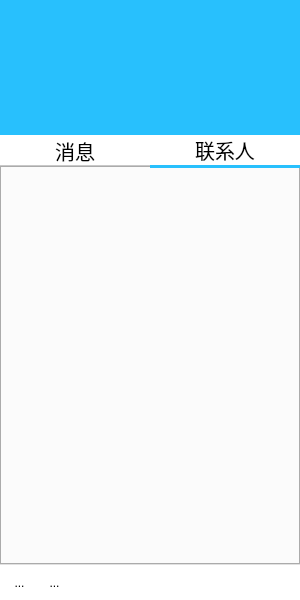
First picture: the form in QQClient/maininterface.ui, repository Fantasy714/-Qt5-C-S-QQ-, before the edit.
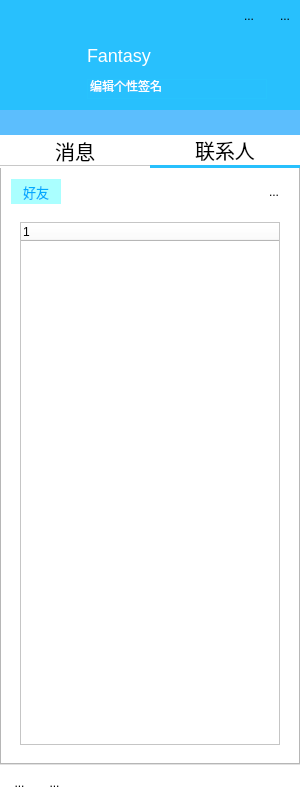
Second picture: the form after the edit. Icons and pictures are not drawn.

```diff
--- a/QQClient/maininterface.ui
+++ b/QQClient/maininterface.ui
@@ -7,7 +7,7 @@
     <x>0</x>
     <y>0</y>
     <width>300</width>
-    <height>600</height>
+    <height>800</height>
    </rect>
   </property>
   <property name="minimumSize">
@@ -46,7 +46,7 @@
      <number>0</number>
     </property>
     <item>
-     <widget class="QWidget" name="widget" native="true">
+     <widget class="QWidget" name="HeadWidget" native="true">
       <property name="minimumSize">
        <size>
         <width>0</width>
@@ -65,6 +65,420 @@
 	background-color:rgb(40, 192, 253);
 }</string>
       </property>
+      <layout class="QVBoxLayout" name="verticalLayout_3">
+       <property name="leftMargin">
+        <number>0</number>
+       </property>
+       <property name="topMargin">
+        <number>0</number>
+       </property>
+       <property name="rightMargin">
+        <number>0</number>
+       </property>
+       <property name="bottomMargin">
+        <number>0</number>
+       </property>
+       <item>
+        <widget class="QWidget" name="widget_2" native="true">
+         <layout class="QHBoxLayout" name="horizontalLayout_2">
+          <property name="leftMargin">
+           <number>0</number>
+          </property>
+          <property name="topMargin">
+           <number>0</number>
+          </property>
+          <property name="rightMargin">
+           <number>0</number>
+          </property>
+          <property name="bottomMargin">
+           <number>0</number>
+          </property>
+          <item>
+           <widget class="QLabel" name="LogLab">
+            <property name="minimumSize">
+             <size>
+              <width>25</width>
+              <height>25</height>
+             </size>
+            </property>
+            <property name="maximumSize">
+             <size>
+              <width>25</width>
+              <height>25</height>
+             </size>
+            </property>
+            <property name="text">
+             <string/>
+            </property>
+            <property name="pixmap">
+             <pixmap resource="lib.qrc">:/lib/Loge.png</pixmap>
+            </property>
+            <property name="scaledContents">
+             <bool>true</bool>
+            </property>
+           </widget>
+          </item>
+          <item>
+           <spacer name="horizontalSpacer_2">
+            <property name="orientation">
+             <enum>Qt::Horizontal</enum>
+            </property>
+            <property name="sizeHint" stdset="0">
+             <size>
+              <width>319</width>
+              <height>20</height>
+             </size>
+            </property>
+           </spacer>
+          </item>
+          <item>
+           <widget class="QToolButton" name="MiniBtn_2">
+            <property name="minimumSize">
+             <size>
+              <width>30</width>
+              <height>30</height>
+             </size>
+            </property>
+            <property name="maximumSize">
+             <size>
+              <width>30</width>
+              <height>30</height>
+             </size>
+            </property>
+            <property name="focusPolicy">
+             <enum>Qt::ClickFocus</enum>
+            </property>
+            <property name="toolTip">
+             <string>个性装扮</string>
+            </property>
+            <property name="toolTipDuration">
+             <number>-1</number>
+            </property>
+            <property name="styleSheet">
+             <string notr="true">QToolButton:hover
+{
+	background-color:rgba(200, 200, 200,85);
+}
+QToolButton:pressed
+{
+	background-color:rgba(220,220,220,85);
+}
+</string>
+            </property>
+            <property name="text">
+             <string/>
+            </property>
+            <property name="icon">
+             <iconset resource="lib.qrc">
+              <normaloff>:/lib/close.png</normaloff>:/lib/close.png</iconset>
+            </property>
+            <property name="iconSize">
+             <size>
+              <width>18</width>
+              <height>18</height>
+             </size>
+            </property>
+            <property name="autoRaise">
+             <bool>true</bool>
+            </property>
+           </widget>
+          </item>
+          <item>
+           <widget class="QToolButton" name="MiniBtn">
+            <property name="minimumSize">
+             <size>
+              <width>30</width>
+              <height>30</height>
+             </size>
+            </property>
+            <property name="maximumSize">
+             <size>
+              <width>30</width>
+              <height>30</height>
+             </size>
+            </property>
+            <property name="focusPolicy">
+             <enum>Qt::ClickFocus</enum>
+            </property>
+            <property name="toolTip">
+             <string>最小化</string>
+            </property>
+            <property name="toolTipDuration">
+             <number>-1</number>
+            </property>
+            <property name="styleSheet">
+             <string notr="true">QToolButton:hover
+{
+	background-color:rgba(200, 200, 200,85);
+}
+QToolButton:pressed
+{
+	background-color:rgba(220,220,220,85);
+}
+</string>
+            </property>
+            <property name="text">
+             <string>...</string>
+            </property>
+            <property name="icon">
+             <iconset resource="lib.qrc">
+              <normaloff>:/lib/zuixiaohua.png</normaloff>:/lib/zuixiaohua.png</iconset>
+            </property>
+            <property name="autoRaise">
+             <bool>true</bool>
+            </property>
+           </widget>
+          </item>
+          <item>
+           <widget class="QToolButton" name="CloseBtn">
+            <property name="minimumSize">
+             <size>
+              <width>30</width>
+              <height>30</height>
+             </size>
+            </property>
+            <property name="maximumSize">
+             <size>
+              <width>30</width>
+              <height>30</height>
+             </size>
+            </property>
+            <property name="focusPolicy">
+             <enum>Qt::ClickFocus</enum>
+            </property>
+            <property name="toolTip">
+             <string>关闭</string>
+            </property>
+            <property name="styleSheet">
+             <string notr="true">QToolButton:hover 
+{
+	background-color:rgb(255, 0, 0);
+}
+QToolButton:pressed
+{
+	background-color:rgb(170, 0, 0);
+}
+</string>
+            </property>
+            <property name="text">
+             <string>...</string>
+            </property>
+            <property name="icon">
+             <iconset resource="lib.qrc">
+              <normaloff>:/lib/guanbi.png</normaloff>:/lib/guanbi.png</iconset>
+            </property>
+            <property name="autoRaise">
+             <bool>true</bool>
+            </property>
+           </widget>
+          </item>
+         </layout>
+        </widget>
+       </item>
+       <item>
+        <widget class="QWidget" name="widget" native="true">
+         <layout class="QHBoxLayout" name="horizontalLayout_3">
+          <property name="leftMargin">
+           <number>0</number>
+          </property>
+          <property name="topMargin">
+           <number>0</number>
+          </property>
+          <property name="rightMargin">
+           <number>0</number>
+          </property>
+          <property name="bottomMargin">
+           <number>0</number>
+          </property>
+          <item>
+           <spacer name="horizontalSpacer_3">
+            <property name="orientation">
+             <enum>Qt::Horizontal</enum>
+            </property>
+            <property name="sizeType">
+             <enum>QSizePolicy::Fixed</enum>
+            </property>
+            <property name="sizeHint" stdset="0">
+             <size>
+              <width>15</width>
+              <height>20</height>
+             </size>
+            </property>
+           </spacer>
+          </item>
+          <item>
+           <widget class="QPushButton" name="HeadShotBtn">
+            <property name="minimumSize">
+             <size>
+              <width>66</width>
+              <height>66</height>
+             </size>
+            </property>
+            <property name="maximumSize">
+             <size>
+              <width>66</width>
+              <height>66</height>
+             </size>
+            </property>
+            <property name="cursor">
+             <cursorShape>PointingHandCursor</cursorShape>
+            </property>
+            <property name="styleSheet">
+             <string notr="true">QPushButton
+{
+	background-color:transparent;
+	border-style:none;
+}</string>
+            </property>
+            <property name="text">
+             <string/>
+            </property>
+            <property name="iconSize">
+             <size>
+              <width>16</width>
+              <height>16</height>
+             </size>
+            </property>
+            <property name="flat">
+             <bool>false</bool>
+            </property>
+           </widget>
+          </item>
+          <item>
+           <layout class="QVBoxLayout" name="verticalLayout_2">
+            <item>
+             <widget class="QLabel" name="NickNameLab">
+              <property name="minimumSize">
+               <size>
+                <width>120</width>
+                <height>27</height>
+               </size>
+              </property>
+              <property name="maximumSize">
+               <size>
+                <width>120</width>
+                <height>27</height>
+               </size>
+              </property>
+              <property name="styleSheet">
+               <string notr="true">QLabel
+{
+	border-style:none;
+	color:white;
+	font-size:18px;
+}</string>
+              </property>
+              <property name="text">
+               <string>Fantasy</string>
+              </property>
+             </widget>
+            </item>
+            <item>
+             <widget class="QLineEdit" name="SignatureLine">
+              <property name="minimumSize">
+               <size>
+                <width>180</width>
+                <height>20</height>
+               </size>
+              </property>
+              <property name="maximumSize">
+               <size>
+                <width>180</width>
+                <height>20</height>
+               </size>
+              </property>
+              <property name="toolTip">
+               <string>个性签名:</string>
+              </property>
+              <property name="statusTip">
+               <string/>
+              </property>
+              <property name="whatsThis">
+               <string/>
+              </property>
+              <property name="styleSheet">
+               <string notr="true">QLineEdit
+{
+	background-color:transparent;
+	border-style:solid;
+	border-width:1px;
+	border-color:rgb(40, 195, 253);
+	color:white;	
+	font-size:12px;
+}
+QLineEdit:hover
+{
+	background-color:transparent;
+	border-style:solid;
+	border-width:1px;
+	border-color:black;
+	color:white;	
+	font-size:12px;
+}
+QLineEdit:focus
+{
+	background-color:white;
+	border-style:none;
+	color:black;	
+	font-size:12px;
+}</string>
+              </property>
+              <property name="text">
+               <string>编辑个性签名</string>
+              </property>
+             </widget>
+            </item>
+           </layout>
+          </item>
+          <item>
+           <spacer name="horizontalSpacer_4">
+            <property name="orientation">
+             <enum>Qt::Horizontal</enum>
+            </property>
+            <property name="sizeHint" stdset="0">
+             <size>
+              <width>63</width>
+              <height>20</height>
+             </size>
+            </property>
+           </spacer>
+          </item>
+         </layout>
+        </widget>
+       </item>
+       <item>
+        <widget class="QLineEdit" name="SearchEdit">
+         <property name="minimumSize">
+          <size>
+           <width>0</width>
+           <height>25</height>
+          </size>
+         </property>
+         <property name="maximumSize">
+          <size>
+           <width>16777215</width>
+           <height>25</height>
+          </size>
+         </property>
+         <property name="styleSheet">
+          <string notr="true">QLineEdit
+{
+	border-style:none;
+	font-size:12px;
+	color:white;
+	background-color:rgb(92,190,253);
+}
+QLineEdit:focus
+{
+	border-style:none;
+	font-size:12px;
+	color:black;
+	background-color:white;
+}</string>
+         </property>
+        </widget>
+       </item>
+      </layout>
      </widget>
     </item>
     <item>
@@ -87,6 +501,10 @@
 {
 	border-bottom-width:3px;
 	border-color:rgb(40,192,253);
+}
+QWidget
+{
+	background-color:white;
 }</string>
       </property>
       <property name="tabShape">
@@ -113,6 +531,135 @@
        <attribute name="toolTip">
         <string>联系人</string>
        </attribute>
+       <layout class="QVBoxLayout" name="verticalLayout_4">
+        <item>
+         <layout class="QHBoxLayout" name="horizontalLayout_4">
+          <item>
+           <widget class="QLabel" name="label_2">
+            <property name="minimumSize">
+             <size>
+              <width>50</width>
+              <height>25</height>
+             </size>
+            </property>
+            <property name="maximumSize">
+             <size>
+              <width>50</width>
+              <height>25</height>
+             </size>
+            </property>
+            <property name="styleSheet">
+             <string notr="true">QLabel
+{
+	background-color:rgb(170, 255, 255);
+	font-size:13px;
+	color:rgb(0, 170, 255);
+}</string>
+            </property>
+            <property name="text">
+             <string>好友</string>
+            </property>
+            <property name="alignment">
+             <set>Qt::AlignCenter</set>
+            </property>
+           </widget>
+          </item>
+          <item>
+           <spacer name="horizontalSpacer_5">
+            <property name="orientation">
+             <enum>Qt::Horizontal</enum>
+            </property>
+            <property name="sizeHint" stdset="0">
+             <size>
+              <width>40</width>
+              <height>20</height>
+             </size>
+            </property>
+           </spacer>
+          </item>
+          <item>
+           <widget class="QToolButton" name="AddFriends_2">
+            <property name="minimumSize">
+             <size>
+              <width>30</width>
+              <height>30</height>
+             </size>
+            </property>
+            <property name="maximumSize">
+             <size>
+              <width>30</width>
+              <height>30</height>
+             </size>
+            </property>
+            <property name="focusPolicy">
+             <enum>Qt::ClickFocus</enum>
+            </property>
+            <property name="toolTip">
+             <string/>
+            </property>
+            <property name="toolTipDuration">
+             <number>-1</number>
+            </property>
+            <property name="styleSheet">
+             <string notr="true">QToolButton:hover
+{
+	background-color:rgb(200, 200, 200);
+}
+QToolButton:pressed
+{
+	background-color:rgb(220,220,220);
+}
+</string>
+            </property>
+            <property name="text">
+             <string>...</string>
+            </property>
+            <property name="icon">
+             <iconset resource="lib.qrc">
+              <normaloff>:/lib/add.png</normaloff>:/lib/add.png</iconset>
+            </property>
+            <property name="iconSize">
+             <size>
+              <width>22</width>
+              <height>22</height>
+             </size>
+            </property>
+            <property name="autoRaise">
+             <bool>true</bool>
+            </property>
+           </widget>
+          </item>
+         </layout>
+        </item>
+        <item>
+         <widget class="QScrollArea" name="FriendsScroll">
+          <property name="styleSheet">
+           <string notr="true">QScrollArea
+{
+	border-style:none;
+}</string>
+          </property>
+          <property name="widgetResizable">
+           <bool>true</bool>
+          </property>
+          <widget class="QWidget" name="scrollAreaWidgetContents">
+           <property name="geometry">
+            <rect>
+             <x>0</x>
+             <y>0</y>
+             <width>276</width>
+             <height>536</height>
+            </rect>
+           </property>
+           <layout class="QVBoxLayout" name="verticalLayout_5">
+            <item>
+             <widget class="QTreeWidget" name="treeWidget"/>
+            </item>
+           </layout>
+          </widget>
+         </widget>
+        </item>
+       </layout>
       </widget>
      </widget>
     </item>
```
Left out of the diff: 14 changed lines with no effect on the pictures.
